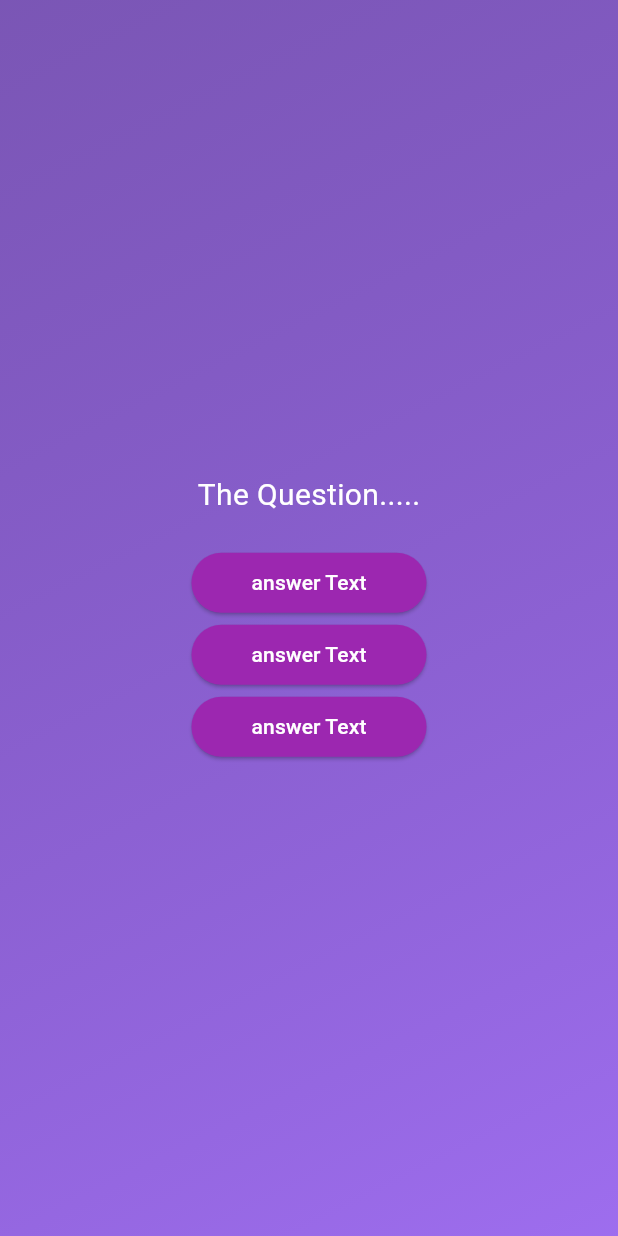
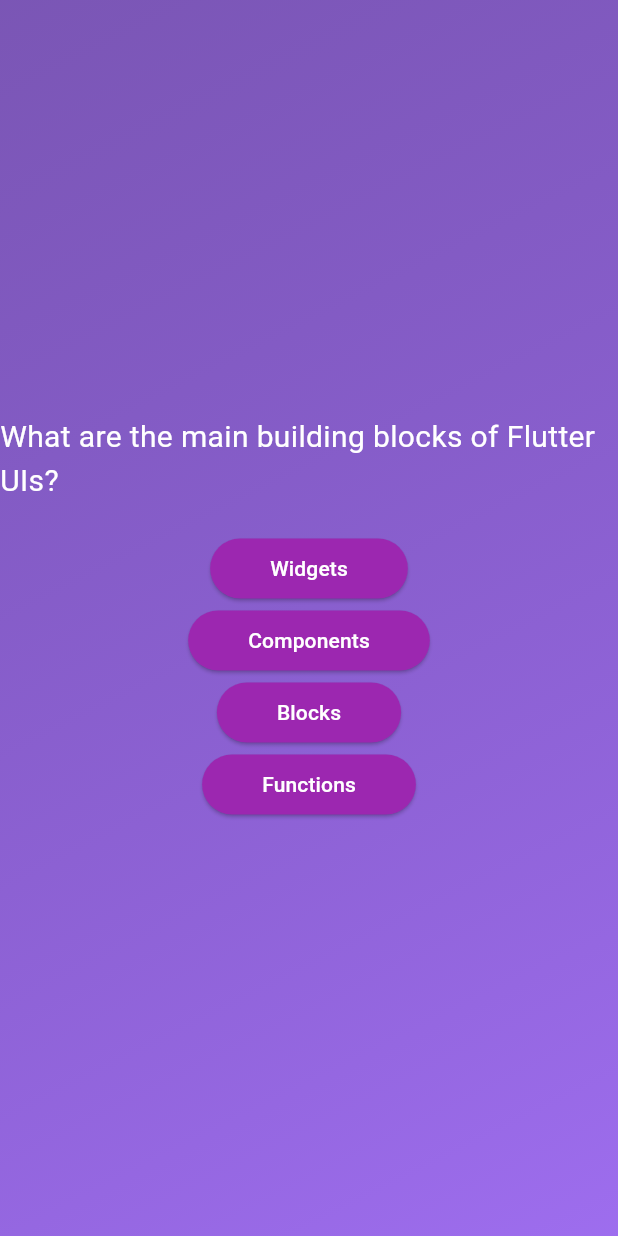
Before and after one commit to mathewwicky/quiz-app, a Flutter app: the screen it shows after launch, after a tap on "Start Quiz", on a phone screen of 412 x 824 dp. Run offline on Flutter 3.47's test engine with Material 3 defaults, Android fonts, the phone set to English and light mode, and no system bars.

Commit message:
accessed questions and their answers

```diff
--- a/lib/question_screen.dart
+++ b/lib/question_screen.dart
@@ -1,5 +1,6 @@
 import 'package:flutter/material.dart';
 import 'package:quiz_app/answer_button.dart';
+import 'package:quiz_app/data/questions.dart';
 
 class QuestionsScreen extends StatefulWidget {
   const QuestionsScreen({super.key});
@@ -11,6 +12,8 @@ class QuestionsScreen extends StatefulWidget {
 class _QuestionsScreenState extends State<QuestionsScreen> {
   @override
   Widget build(BuildContext context) {
+    final currentQuestion = questions[0];
+
     return Center(
       child: Column(
         mainAxisSize: MainAxisSize
@@ -18,7 +21,7 @@ class _QuestionsScreenState extends State<QuestionsScreen> {
 
         children: [
           Text(
-            'The Question.....',
+            currentQuestion.text,
             style: TextStyle(
               color: Colors.white,
               fontSize: 20,
@@ -26,15 +29,19 @@ class _QuestionsScreenState extends State<QuestionsScreen> {
           ),
           SizedBox(height: 20),
           AnswerButton(
-            answerText: 'answer Text',
+            answerText: currentQuestion.answers[0],
             onTap: () {},
           ),
           AnswerButton(
-            answerText: 'answer Text',
+            answerText: currentQuestion.answers[1],
             onTap: () {},
           ),
           AnswerButton(
-            answerText: 'answer Text',
+            answerText: currentQuestion.answers[2],
+            onTap: () {},
+          ),
+          AnswerButton(
+            answerText: currentQuestion.answers[3],
             onTap: () {},
           ),
         ],
```
